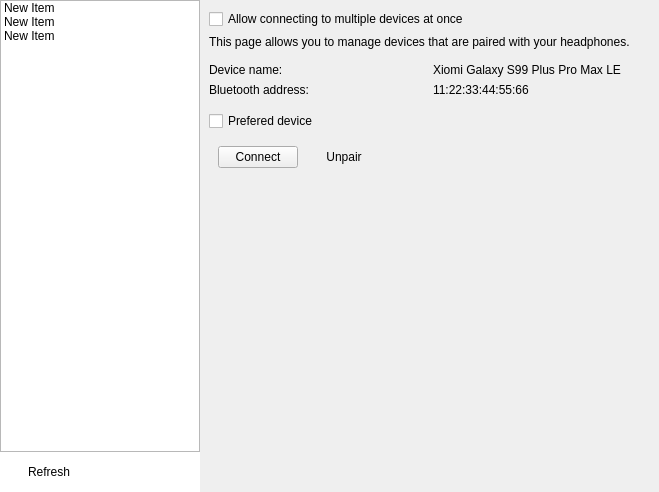
Qt form openfreebuds_qt/designer/dual_connect.ui (melianmiko/OpenFreebuds) before a commit.
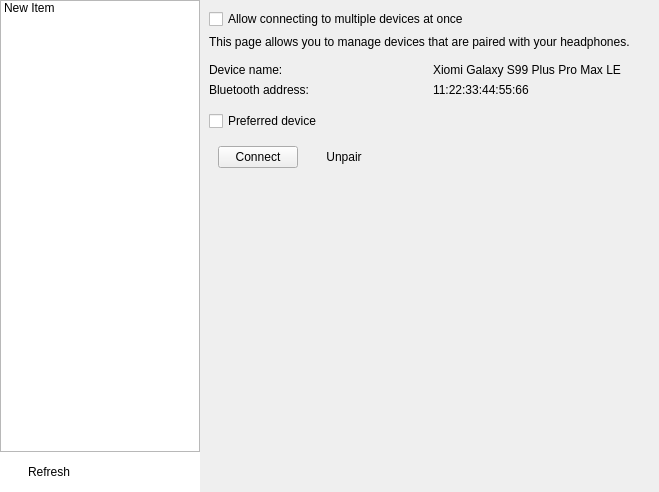
The same form after that commit.

What changed in the file:
```diff
--- a/openfreebuds_qt/designer/dual_connect.ui
+++ b/openfreebuds_qt/designer/dual_connect.ui
@@ -98,17 +98,7 @@
         </property>
         <item>
          <property name="text">
-          <string>New Item</string>
-         </property>
-        </item>
-        <item>
-         <property name="text">
-          <string>New Item</string>
-         </property>
-        </item>
-        <item>
-         <property name="text">
-          <string>New Item</string>
+          <string notr="true">New Item</string>
          </property>
         </item>
        </widget>
@@ -244,7 +234,7 @@
       <item>
        <widget class="QCheckBox" name="current_device_prefered">
         <property name="text">
-         <string>Prefered device</string>
+         <string>Preferred device</string>
         </property>
        </widget>
       </item>
```
Left out of the diff: 6 changed lines with no effect on the pictures.
